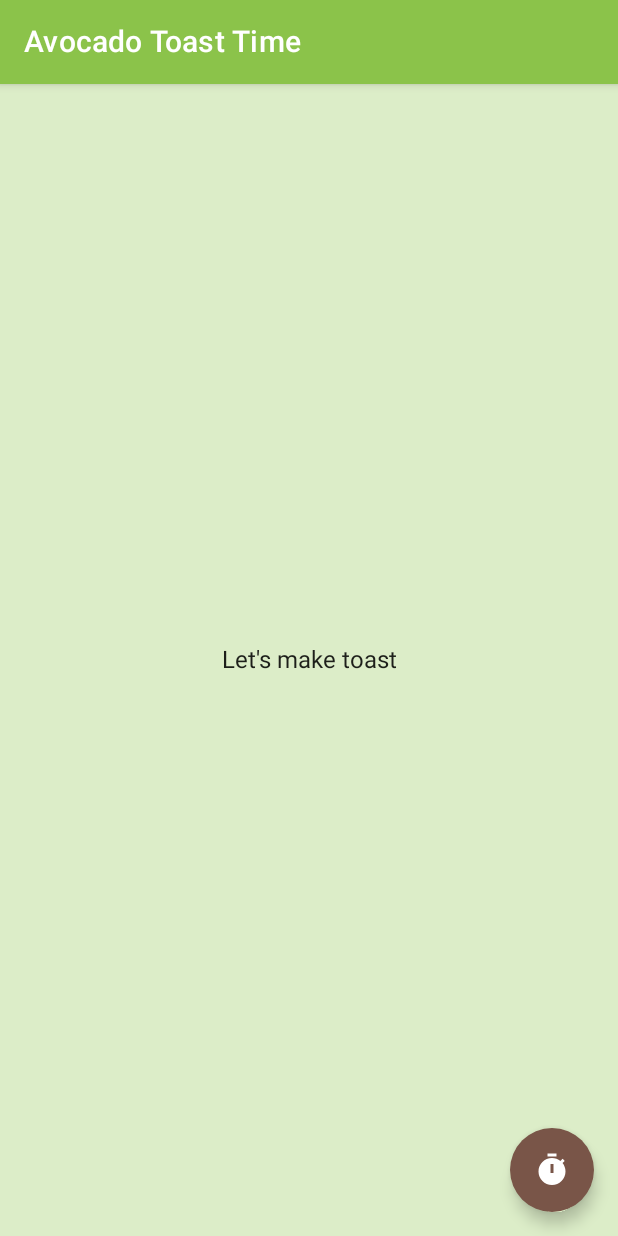
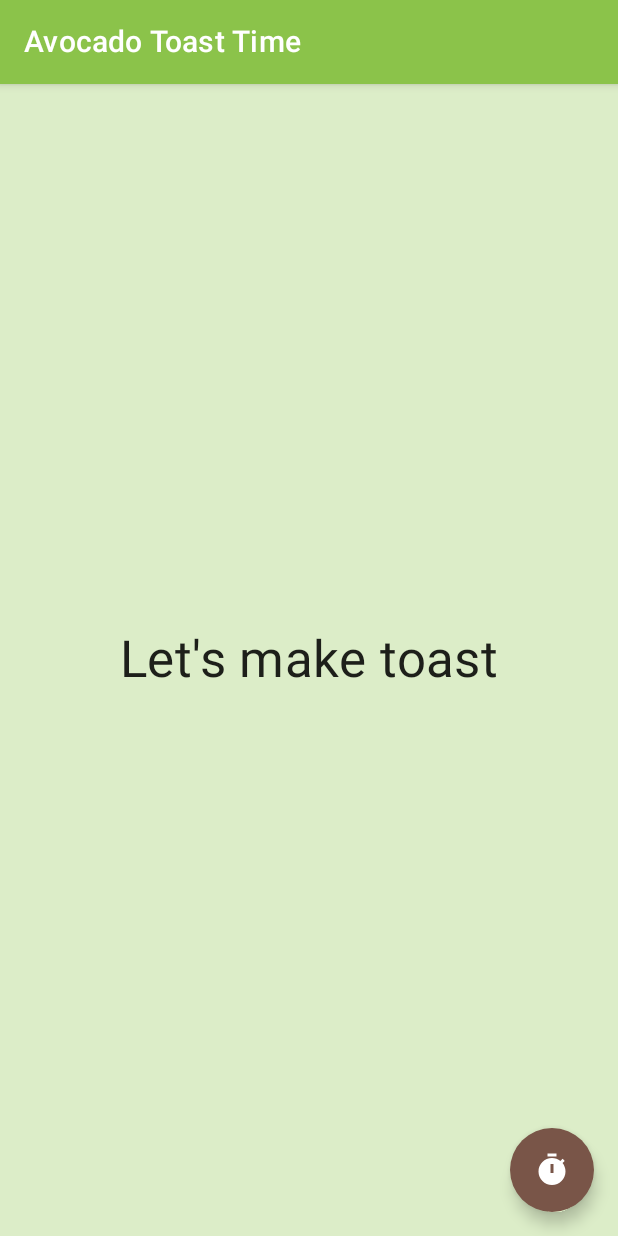
Before and after one commit to torresmi/compose-countdown-timer, an Android app built with Jetpack Compose: the screen it shows after launch (MainActivity), on a phone screen of 412 x 824 dp. Run offline under Robolectric (Android 15) with nearby library versions, the phone set to English and light mode, and no system bars.

Commit message:
style timer text

```diff
--- a/app/src/main/java/com/example/androiddevchallenge/ui/home/Home.kt
+++ b/app/src/main/java/com/example/androiddevchallenge/ui/home/Home.kt
@@ -73,16 +73,20 @@ fun Home(
 
 @Composable
 private fun TimerDisplay(timer: HomeViewModel.Timer) {
-    val text = when (timer) {
+    when (timer) {
         is HomeViewModel.Timer.Running -> {
             val remainingTime = SimpleDateFormat(TIME_FORMAT, Locale.getDefault())
                 .format(Date(timer.remainingTimeMillis))
-            stringResource(id = R.string.home_timer, remainingTime)
+            val text = stringResource(id = R.string.home_timer, remainingTime)
+
+            Text(text = text, style = MaterialTheme.typography.h1)
         }
-        is HomeViewModel.Timer.Stopped -> stringResource(id = R.string.home_start)
+        is HomeViewModel.Timer.Stopped -> {
+            val text = stringResource(id = R.string.home_start)
+
+            Text(text = text, style = MaterialTheme.typography.h4)
+        }
     }
-
-    Text(text = text)
 }
 
 @Composable
--- a/app/src/main/res/values/strings.xml
+++ b/app/src/main/res/values/strings.xml
@@ -12,5 +12,5 @@
     <string name="app_name">Avocado Toast Time</string>
     <string name="home_title">Avocado Toast Time</string>
     <string name="home_start">Let\'s make toast</string>
-    <string name="home_timer">Time Remaining: %s</string>
+    <string name="home_timer">%s</string>
 </resources>
```
